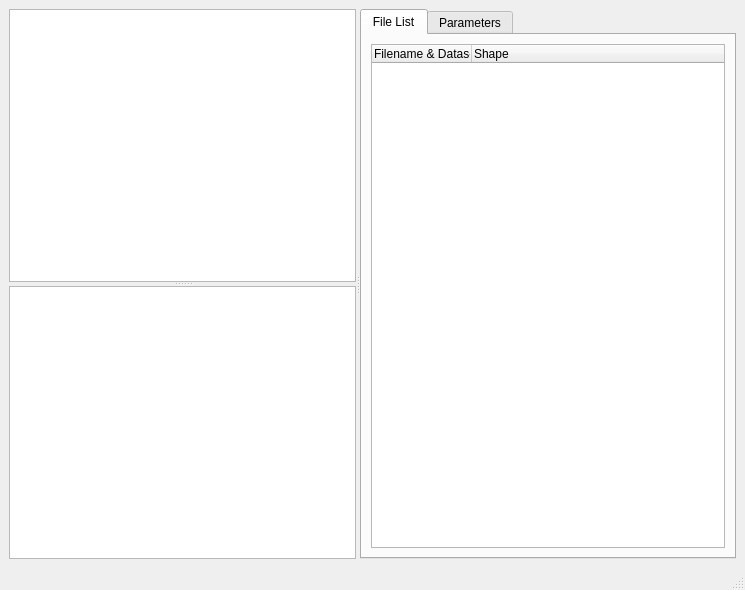
Qt form image_viewer/layout.ui (lixx11/tools) before a commit.
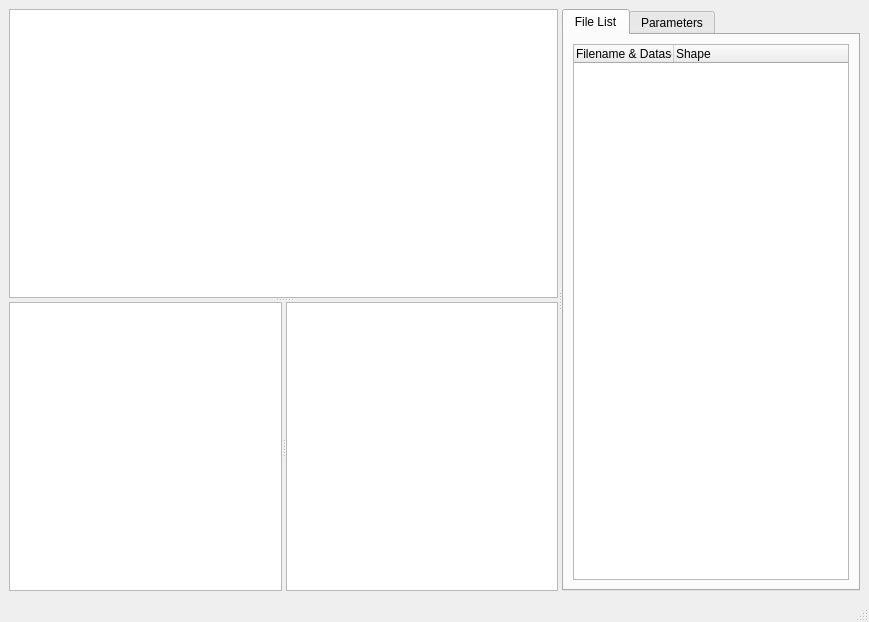
The same form after that commit. Custom widgets are drawn as their Qt base class.

What changed in the file:
```diff
--- a/image_viewer/layout.ui
+++ b/image_viewer/layout.ui
@@ -6,8 +6,8 @@
    <rect>
     <x>0</x>
     <y>0</y>
-    <width>745</width>
-    <height>590</height>
+    <width>869</width>
+    <height>622</height>
    </rect>
   </property>
   <property name="sizePolicy">
@@ -28,11 +28,17 @@
   <widget class="QWidget" name="centralwidget">
    <layout class="QHBoxLayout" name="horizontalLayout">
     <item>
-     <widget class="QSplitter" name="splitter_2">
+     <widget class="QSplitter" name="splitter_3">
+      <property name="sizePolicy">
+       <sizepolicy hsizetype="Expanding" vsizetype="Expanding">
+        <horstretch>0</horstretch>
+        <verstretch>0</verstretch>
+       </sizepolicy>
+      </property>
       <property name="orientation">
        <enum>Qt::Horizontal</enum>
       </property>
-      <widget class="QSplitter" name="splitter">
+      <widget class="QSplitter" name="splitter_2">
        <property name="orientation">
         <enum>Qt::Vertical</enum>
        </property>
@@ -44,7 +50,13 @@
          </sizepolicy>
         </property>
        </widget>
-       <widget class="MyPlotWidget" name="plotWidget"/>
+       <widget class="QSplitter" name="splitter">
+        <property name="orientation">
+         <enum>Qt::Horizontal</enum>
+        </property>
+        <widget class="MyPlotWidget" name="profileWidget"/>
+        <widget class="MyPlotWidget" name="smallDataWidget"/>
+       </widget>
       </widget>
       <widget class="QTabWidget" name="optionTab">
        <property name="tabPosition">
```
Left out of the diff: 2 changed lines with no effect on the pictures.
